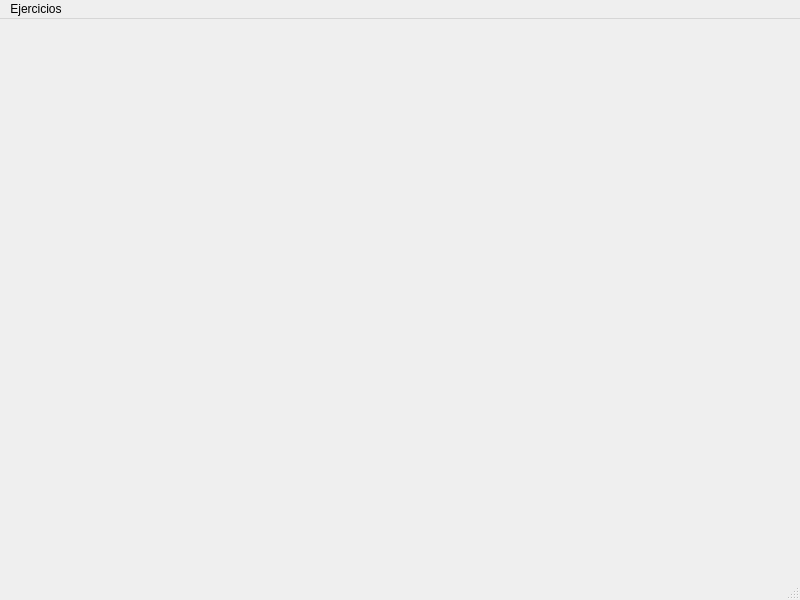
Above: gui/ventana_menu.ui from yurandcontreras67-b/yurandArmando before the change. Below: the same form after it.
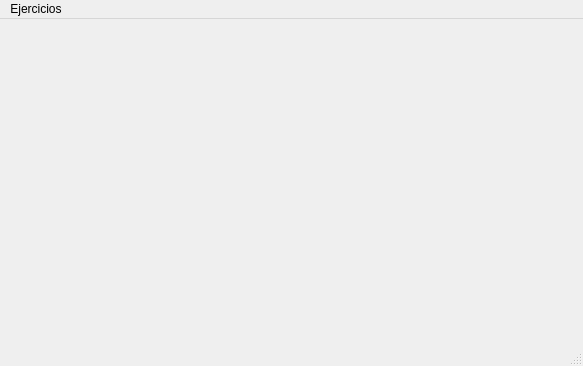
That is the form after the change.

Diff of the .ui file:
```diff
--- a/gui/ventana_menu.ui
+++ b/gui/ventana_menu.ui
@@ -6,8 +6,8 @@
    <rect>
     <x>0</x>
     <y>0</y>
-    <width>800</width>
-    <height>600</height>
+    <width>583</width>
+    <height>366</height>
    </rect>
   </property>
   <property name="windowTitle">
@@ -19,8 +19,8 @@
     <rect>
      <x>0</x>
      <y>0</y>
-     <width>800</width>
-     <height>24</height>
+     <width>583</width>
+     <height>21</height>
     </rect>
    </property>
    <widget class="QMenu" name="menuEjercicios">
```
Left out of the diff: 12 changed lines with no effect on the pictures.
